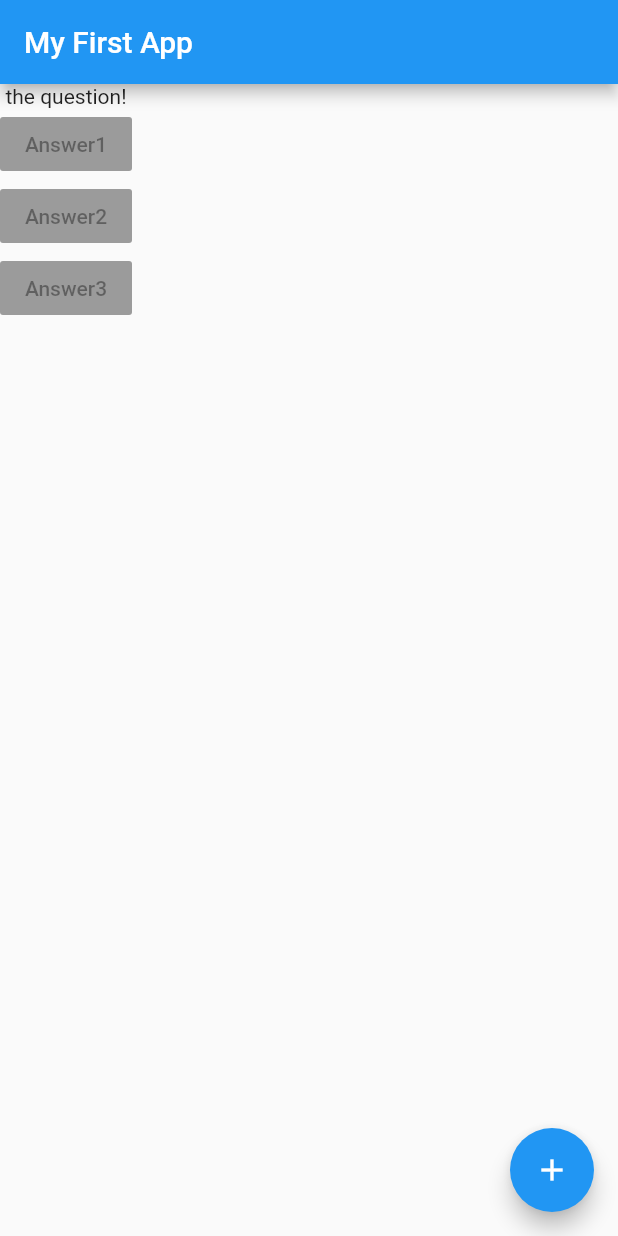
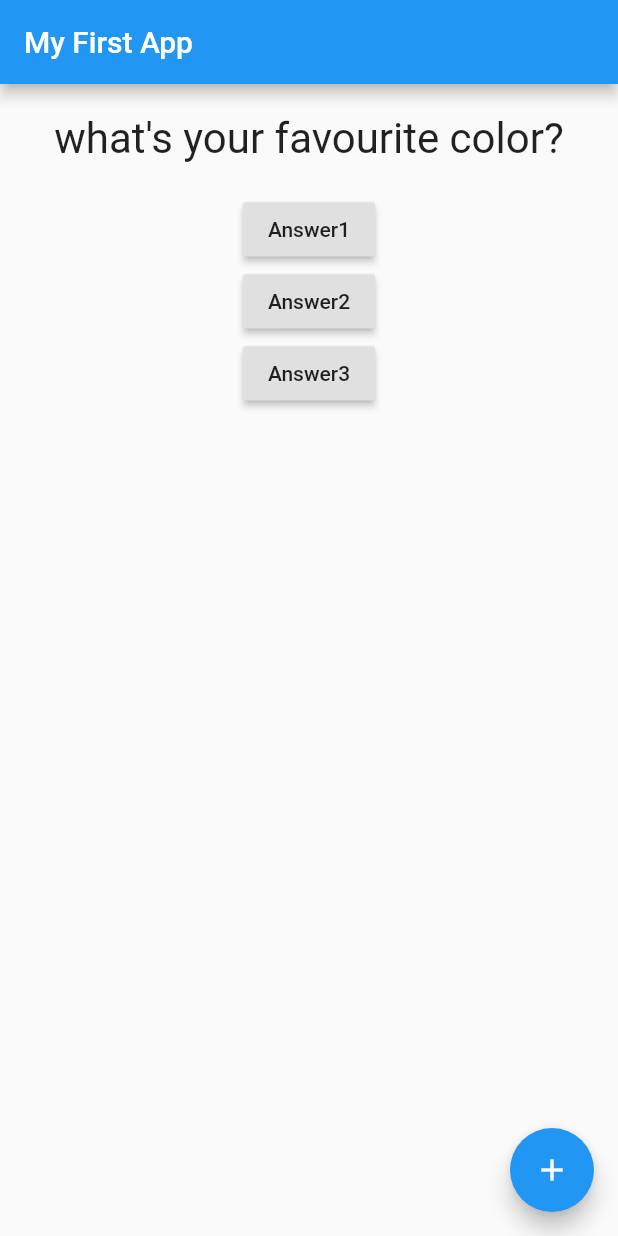
Before and after one commit to salmaayachi/Quiz_App, a Flutter app: the screen it shows after launch, on a phone screen of 412 x 824 dp. Run offline on Flutter 3.47's test engine with Material 2 defaults, Android fonts, the phone set to English and light mode, and no system bars.

Commit message:
9bal l ftour

```diff
--- a/lib/main.dart
+++ b/lib/main.dart
@@ -1,11 +1,26 @@
+// ignore_for_file: deprecated_member_use
+
 import 'package:flutter/material.dart';
+import './question.dart';
 
 void main() {
-  runApp(const MyCoolApp());
+  runApp(MyCoolApp());
 }
 
-class MyCoolApp extends StatelessWidget {
-  const MyCoolApp({Key? key}) : super(key: key);
+class MyCoolApp extends StatefulWidget {
+  @override
+  State<MyCoolApp> createState() => _MyCoolAppState();
+}
+
+class _MyCoolAppState extends State<MyCoolApp> {
+  var _questionIndex = 0;
+
+  void _answerQuestion() {
+    setState(() {
+      _questionIndex = _questionIndex + 1;
+    });
+    print(_questionIndex);
+  }
 
   @override
   Widget build(BuildContext context) {
@@ -20,18 +35,22 @@ class MyCoolApp extends StatelessWidget {
         ),
         body: Column(
           children: [
-            const Text('the question!'),
-            RaisedButton(
-              child: Text("Answer1"),
-              onPressed: null,
+            Question(
+              questions.elementAt(_questionIndex),
             ),
             RaisedButton(
-              child: Text("Answer2"),
-              onPressed: null,
+              child: const Text("Answer1"),
+              onPressed: _answerQuestion,
             ),
             RaisedButton(
-              child: Text("Answer3"),
-              onPressed: null,
+              child: const Text("Answer2"),
+              onPressed: () {
+                print("answer 2 chosen ");
+              },
+            ),
+            RaisedButton(
+              child: const Text("Answer3"),
+              onPressed: () => print('Answer 3 chosen'),
             ),
           ],
         ),
--- /dev/null
+++ b/lib/question.dart
@@ -0,0 +1,19 @@
+import 'package:flutter/material.dart';
+
+class Question extends StatelessWidget {
+  final String questionText;
+  Question(this.questionText);
+
+  @override
+  Widget build(BuildContext context) {
+    return Container(
+      width: double.infinity,
+      margin: EdgeInsets.all(20),
+      child: Text(
+        questionText,
+        style: const TextStyle(fontSize: 28),
+        textAlign: TextAlign.center,
+      ),
+    );
+  }
+}
```
